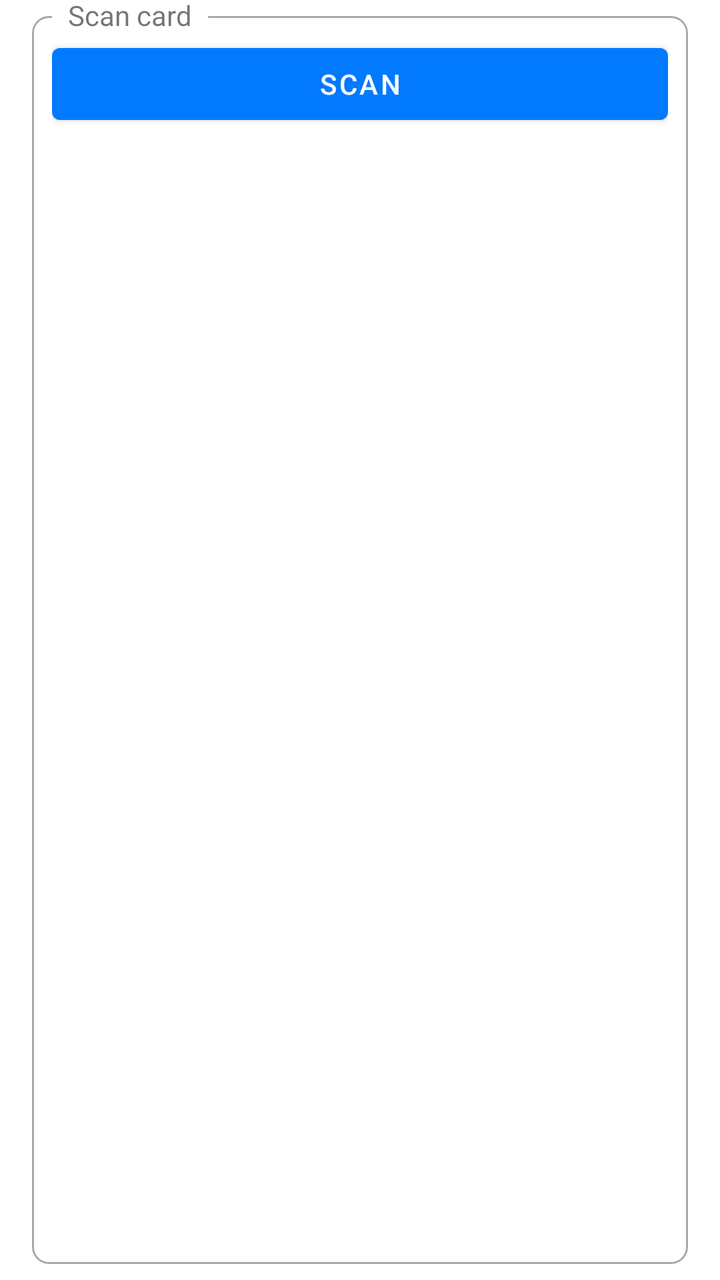
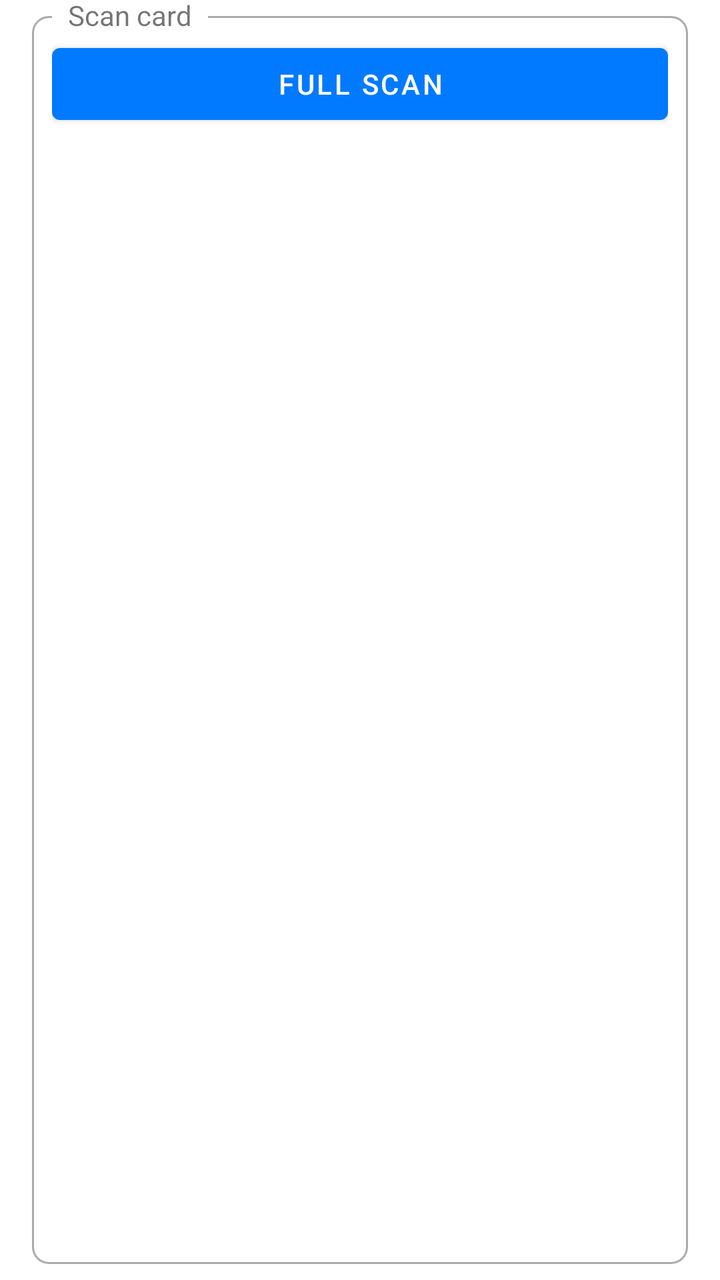

An Android layout rendered at two revisions. The XML below is the earlier revision; the diff shows what the commit changed to produce the second picture.
<!-- AndroidManifest.xml: application theme AppTheme -->
<!-- res/layout/scan_card.xml -->
<?xml version="1.0" encoding="utf-8"?>
<FrameLayout xmlns:android="http://schemas.android.com/apk/res/android"
    android:layout_width="match_parent"
    android:layout_height="wrap_content"
    android:clipToPadding="false"
    android:paddingStart="@dimen/box_padding_horizontal"
    android:paddingTop="@dimen/box_padding_vertical"
    android:paddingEnd="@dimen/box_padding_horizontal"
    android:paddingBottom="@dimen/box_padding_vertical">

    <FrameLayout
        android:layout_width="match_parent"
        android:layout_height="match_parent"
        android:background="@drawable/rounded_corner" />

    <TextView
        android:layout_width="wrap_content"
        android:layout_height="wrap_content"
        android:background="@android:color/background_light"
        android:paddingStart="8dp"
        android:paddingEnd="8dp"
        android:text="Scan card"
        android:translationX="10dp"
        android:translationY="-10dp" />

    <FrameLayout
        android:id="@+id/contentContainer"
        android:layout_width="match_parent"
        android:layout_height="match_parent"
        android:clipToPadding="false"
        android:padding="10dp">

        <LinearLayout
            android:layout_width="match_parent"
            android:layout_height="wrap_content"
            android:gravity="center"
            android:orientation="horizontal">

            <Button
                android:id="@+id/btnScanCard"
                android:layout_width="0dp"
                android:layout_height="wrap_content"
                android:layout_weight="1"
                android:text="Scan" />

        </LinearLayout>

    </FrameLayout>

</FrameLayout>
<!-- resources referenced by this layout -->
<resources>
  <dimen name="box_padding_horizontal">16dp</dimen>
  <dimen name="box_padding_vertical">8dp</dimen>
  <!-- drawable rounded_corner (drawable) -->
  <?xml version="1.0" encoding="utf-8"?>
  <shape xmlns:android="http://schemas.android.com/apk/res/android">
      <stroke
          android:width="1dp"
          android:color="@android:color/darker_gray" />
  
      <solid android:color="@android:color/transparent" />
  
      <padding
          android:bottom="5dp"
          android:left="5dp"
          android:right="5dp"
          android:top="5dp" />
  
      <corners android:radius="8dp" />
  </shape>
  <style name="AppTheme" parent="Theme.MaterialComponents.Light.NoActionBar">
          
          <item name="colorPrimary">@color/colorPrimary</item>
          <item name="colorPrimaryDark">@color/colorPrimaryDark</item>
          <item name="colorAccent">@color/colorAccent</item>
          <item name="android:windowBackground">@android:color/background_light</item>
      </style>
  <color name="colorPrimary">#027aff</color>
  <color name="colorPrimaryDark">#027AFF</color>
  <color name="colorAccent">#027AFF</color>
</resources>

<!-- the commit's change to res/layout/scan_card.xml (unified diff, before → after) -->
@@ -41,7 +41,7 @@
                 android:layout_width="0dp"
                 android:layout_height="wrap_content"
                 android:layout_weight="1"
-                android:text="Scan" />
+                android:text="Full scan" />
 
         </LinearLayout>
 
